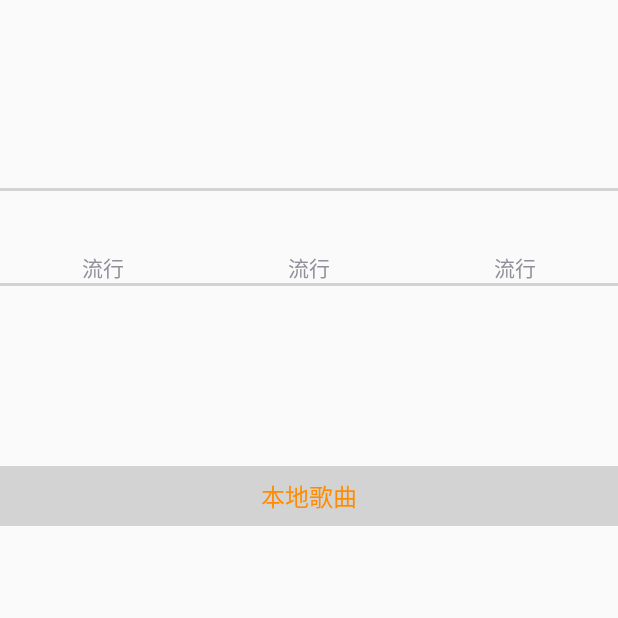
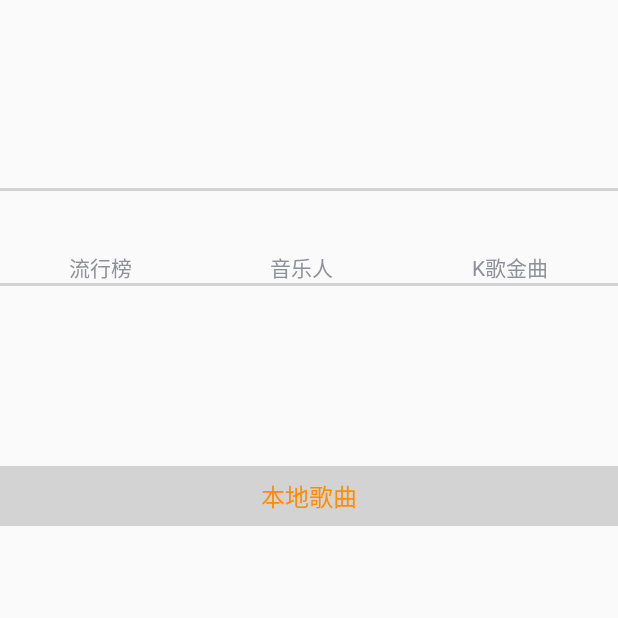
Before and after one commit to longyinzaitian/-LitePlayer, an Android app: the screen it shows after launch (MainActivity), after a tap on an icon or button, on a phone screen of 412 x 824 dp, the top half of it. Run offline under Robolectric (Android 15) with nearby library versions, the phone set to English and light mode, and no system bars; pictures from the network do not load; 4 statements that could not run were skipped.

Commit message:
updaet main apges and ui

```diff
--- a/app/src/main/AndroidManifest.xml
+++ b/app/src/main/AndroidManifest.xml
@@ -43,6 +43,7 @@
             android:screenOrientation="portrait" />
         <activity android:name=".activity.SettingActivity"/>
         <activity android:name=".activity.AboutActivity"/>
+        <activity android:name=".activity.SongListActivity"/>
 
         <service android:name=".service.PlayService" />
         <service android:name=".service.DownloadService" />
--- a/app/src/main/java/org/loader/liteplayer/adapter/HomePageFrmAdapter.java
+++ b/app/src/main/java/org/loader/liteplayer/adapter/HomePageFrmAdapter.java
@@ -1,5 +1,6 @@
 package org.loader.liteplayer.adapter;
 
+import android.content.Intent;
 import android.support.v7.widget.DividerItemDecoration;
 import android.support.v7.widget.LinearLayoutManager;
 import android.support.v7.widget.RecyclerView;
@@ -8,6 +9,7 @@ import android.view.ViewGroup;
 import android.widget.ImageView;
 
 import org.loader.liteplayer.R;
+import org.loader.liteplayer.activity.SongListActivity;
 import org.loader.liteplayer.application.BaseApplication;
 
 /**
@@ -52,7 +54,7 @@ public class HomePageFrmAdapter extends RecyclerView.Adapter<RecyclerView.ViewHo
         ImageView topImg;
         ImageView centerStartImg,centerMiddleImg,centerEndImg;
         ImageView bottomImg;
-        public HeaderViewHolder(View itemView) {
+        HeaderViewHolder(View itemView) {
             super(itemView);
             topImg = itemView.findViewById(R.id.item_home_page_top_iv);
             centerStartImg = itemView.findViewById(R.id.item_home_page_center_start_iv);
@@ -64,7 +66,7 @@ public class HomePageFrmAdapter extends RecyclerView.Adapter<RecyclerView.ViewHo
 
     private class BottomViewHolder extends RecyclerView.ViewHolder{
         RecyclerView recyclerView;
-        public BottomViewHolder(View itemView) {
+        BottomViewHolder(View itemView) {
             super(itemView);
             recyclerView = itemView.findViewById(R.id.home_page_local_songs_list);
         }
@@ -84,23 +86,43 @@ public class HomePageFrmAdapter extends RecyclerView.Adapter<RecyclerView.ViewHo
     private View.OnClickListener onClickListener = new View.OnClickListener() {
         @Override
         public void onClick(View v) {
+            Intent intent = new Intent(BaseApplication.getContext(), SongListActivity.class);
+
             switch (v.getId()){
                 //顶部
+                /*
+                28=网络歌曲
+                4=流行榜
+                32=音乐人
+                36=K歌金曲
+                3=欧美
+                */
                 case R.id.item_home_page_top_iv:
+                    intent.putExtra("id", 28);
+                    intent.putExtra("title", "网络歌曲");
                     break;
                 //中间
                 case R.id.item_home_page_center_start_iv:
+                    intent.putExtra("id", 4);
+                    intent.putExtra("title", "流行榜");
                     break;
                 case R.id.item_home_page_center_middle_iv:
+                    intent.putExtra("id", 32);
+                    intent.putExtra("title", "音乐人");
                     break;
                 case R.id.item_home_page_center_end_iv:
+                    intent.putExtra("id", 36);
+                    intent.putExtra("title", "K歌金曲");
                     break;
                 //底部
                 case R.id.item_home_page_bottom_iv:
+                    intent.putExtra("id", 3);
+                    intent.putExtra("title", "欧美歌曲");
                     break;
                 default:
                     break;
             }
+            BaseApplication.getContext().startActivity(intent);
         }
     };
 
--- a/app/src/main/java/org/loader/liteplayer/fragment/HomePageFragment.java
+++ b/app/src/main/java/org/loader/liteplayer/fragment/HomePageFragment.java
@@ -61,11 +61,6 @@ public class HomePageFragment extends BaseFragment implements OnClickListener {
     private MainActivity mActivity;
 
     private boolean isPause;
-    /*28=网络歌曲
-        3=欧美
-        4=流行榜
-        32=音乐人
-        36=K歌金曲*/
 
     public static HomePageFragment getInstance(){
         if (instance == null){
--- a/app/src/main/java/org/loader/liteplayer/fragment/NetSongFragment.java
+++ b/app/src/main/java/org/loader/liteplayer/fragment/NetSongFragment.java
@@ -94,7 +94,7 @@ public class NetSongFragment extends BaseFragment
         mViewPager = view.findViewById(R.id.net_song_view_pager);
         mTabLayout = view.findViewById(R.id.net_song_tab_layout);
 
-//        Toolbar toolbar = view.findViewById(R.id.tool_bar);
+//        Toolbar toolbar = view.findViewById(R.id.toolbar);
 //        if (getActivity() != null){
 //            ((MainActivity)getActivity()).setSupportActionBar(toolbar);
 //        }
--- a/app/src/main/res/layout/item_home_page_top.xml
+++ b/app/src/main/res/layout/item_home_page_top.xml
@@ -37,7 +37,7 @@
             <TextView
                 android:layout_width="wrap_content"
                 android:layout_height="wrap_content"
-                android:text="流行"
+                android:text="流行榜"
                 />
         </LinearLayout>
 
@@ -57,7 +57,7 @@
             <TextView
                 android:layout_width="wrap_content"
                 android:layout_height="wrap_content"
-                android:text="流行"
+                android:text="音乐人"
                 />
         </LinearLayout>
 
@@ -77,7 +77,7 @@
             <TextView
                 android:layout_width="wrap_content"
                 android:layout_height="wrap_content"
-                android:text="流行"
+                android:text="K歌金曲"
                 />
         </LinearLayout>
     </LinearLayout>
--- a/app/src/main/res/layout/search_music_layout.xml
+++ b/app/src/main/res/layout/search_music_layout.xml
@@ -26,7 +26,7 @@
                 app:layout_collapseParallaxMultiplier="0.7"
                 />
             <android.support.v7.widget.Toolbar
-                android:id="@+id/tool_bar"
+                android:id="@+id/toolbar"
                 android:layout_width="match_parent"
                 android:layout_height="?attr/actionBarSize"
                 app:layout_collapseMode="pin"
@@ -61,7 +61,7 @@
         android:layout_width="40dp"
         android:layout_height="40dp"
         android:layout_marginRight="15dp"
-        app:layout_anchor="@id/tool_bar"
+        app:layout_anchor="@id/toolbar"
         app:layout_anchorGravity="bottom|end|right"
         app:layout_scrollFlags="scroll|enterAlwaysCollapsed"
         />
```
Also changed, not shown: app/src/main/java/org/loader/liteplayer/activity/SongListActivity.java (added, +57 -0 lines), app/src/main/res/layout/activity_song_list.xml (added, +22 -0 lines).
